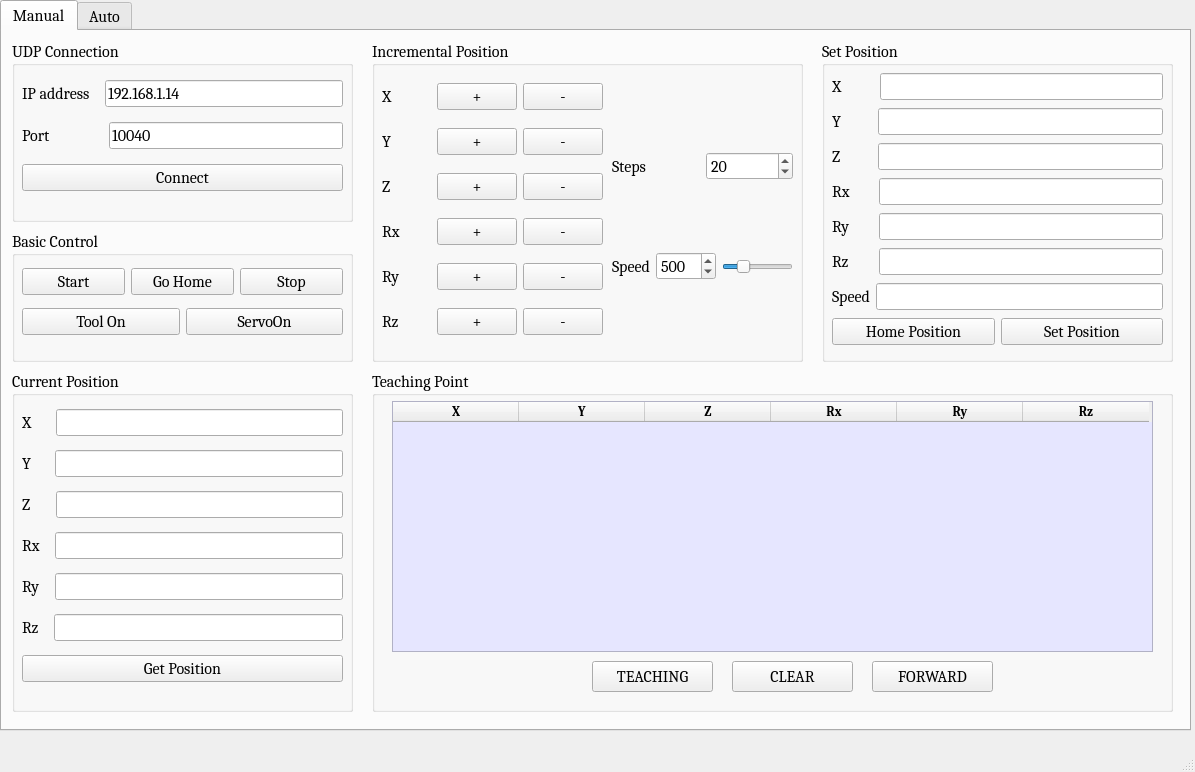
quangdungluong/YaskawaRealsenseControl, file main.ui: the form before one commit.
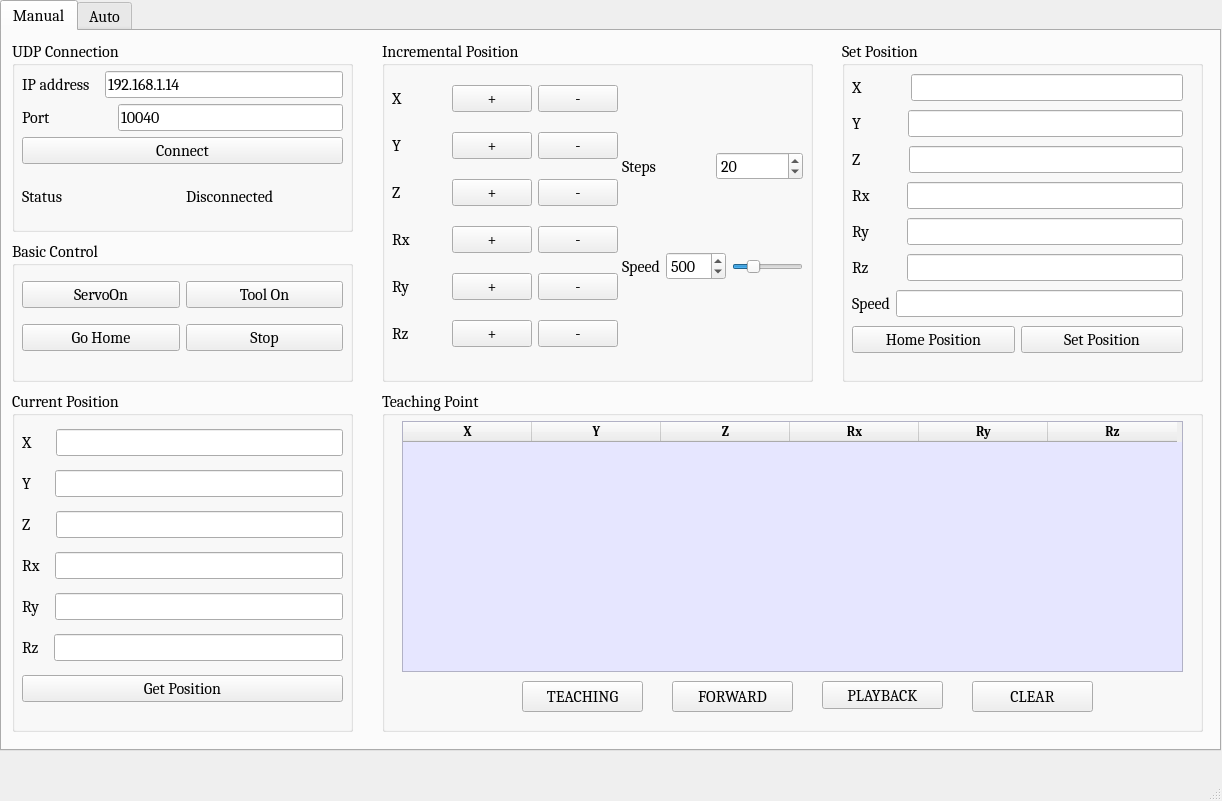
The form after the commit. The open tabs and pages were chosen to show the change. Icons and pictures are not drawn.

Patch:
```diff
--- a/main.ui
+++ b/main.ui
@@ -6,8 +6,8 @@
    <rect>
     <x>0</x>
     <y>0</y>
-    <width>1195</width>
-    <height>772</height>
+    <width>1222</width>
+    <height>801</height>
    </rect>
   </property>
   <property name="font">
@@ -25,8 +25,8 @@
      <rect>
       <x>0</x>
       <y>0</y>
-      <width>1191</width>
-      <height>731</height>
+      <width>1221</width>
+      <height>751</height>
      </rect>
     </property>
     <property name="font">
@@ -47,10 +47,10 @@
      <widget class="QGroupBox" name="groupBox_5">
       <property name="geometry">
        <rect>
-        <x>820</x>
+        <x>840</x>
         <y>10</y>
-        <width>351</width>
-        <height>321</height>
+        <width>361</width>
+        <height>341</height>
        </rect>
       </property>
       <property name="font">
@@ -70,7 +70,7 @@
          <x>10</x>
          <y>30</y>
          <width>331</width>
-         <height>281</height>
+         <height>291</height>
         </rect>
        </property>
        <property name="font">
@@ -85,7 +85,7 @@
         <item>
          <layout class="QHBoxLayout" name="horizontalLayout_11" stretch="0,0">
           <property name="spacing">
-           <number>37</number>
+           <number>48</number>
           </property>
           <property name="sizeConstraint">
            <enum>QLayout::SetDefaultConstraint</enum>
@@ -134,7 +134,7 @@
         <item>
          <layout class="QHBoxLayout" name="horizontalLayout_12" stretch="0,0">
           <property name="spacing">
-           <number>37</number>
+           <number>47</number>
           </property>
           <property name="sizeConstraint">
            <enum>QLayout::SetDefaultConstraint</enum>
@@ -183,7 +183,7 @@
         <item>
          <layout class="QHBoxLayout" name="horizontalLayout_13" stretch="0,0">
           <property name="spacing">
-           <number>37</number>
+           <number>48</number>
           </property>
           <property name="sizeConstraint">
            <enum>QLayout::SetDefaultConstraint</enum>
@@ -232,7 +232,7 @@
         <item>
          <layout class="QHBoxLayout" name="horizontalLayout_14" stretch="0,0">
           <property name="spacing">
-           <number>29</number>
+           <number>37</number>
           </property>
           <property name="sizeConstraint">
            <enum>QLayout::SetDefaultConstraint</enum>
@@ -281,7 +281,7 @@
         <item>
          <layout class="QHBoxLayout" name="horizontalLayout_15" stretch="0,0">
           <property name="spacing">
-           <number>29</number>
+           <number>37</number>
           </property>
           <property name="sizeConstraint">
            <enum>QLayout::SetDefaultConstraint</enum>
@@ -330,7 +330,7 @@
         <item>
          <layout class="QHBoxLayout" name="horizontalLayout_16" stretch="0,0">
           <property name="spacing">
-           <number>30</number>
+           <number>38</number>
           </property>
           <property name="sizeConstraint">
            <enum>QLayout::SetDefaultConstraint</enum>
@@ -447,10 +447,10 @@
      <widget class="QGroupBox" name="groupBox_6">
       <property name="geometry">
        <rect>
-        <x>370</x>
+        <x>380</x>
         <y>10</y>
         <width>431</width>
-        <height>321</height>
+        <height>341</height>
        </rect>
       </property>
       <property name="font">
@@ -469,8 +469,8 @@
         <rect>
          <x>10</x>
          <y>30</y>
-         <width>221</width>
-         <height>281</height>
+         <width>226</width>
+         <height>291</height>
         </rect>
        </property>
        <property name="font">
@@ -907,7 +907,7 @@
       <property name="geometry">
        <rect>
         <x>10</x>
-        <y>340</y>
+        <y>360</y>
         <width>341</width>
         <height>341</height>
        </rect>
@@ -1256,9 +1256,9 @@
       <property name="geometry">
        <rect>
         <x>10</x>
-        <y>200</y>
+        <y>210</y>
         <width>341</width>
-        <height>131</height>
+        <height>141</height>
        </rect>
       </property>
       <property name="font">
@@ -1278,7 +1278,7 @@
          <x>10</x>
          <y>30</y>
          <width>321</width>
-         <height>81</height>
+         <height>91</height>
         </rect>
        </property>
        <property name="font">
@@ -1287,22 +1287,39 @@
         </font>
        </property>
        <layout class="QVBoxLayout" name="verticalLayout_5">
+        <item>
+         <layout class="QHBoxLayout" name="horizontalLayout_26">
+          <item>
+           <widget class="QPushButton" name="servoOn_btn">
+            <property name="font">
+             <font>
+              <family>Cambria</family>
+              <pointsize>12</pointsize>
+              <weight>50</weight>
+              <bold>false</bold>
+             </font>
+            </property>
+            <property name="text">
+             <string>ServoOn</string>
+            </property>
+           </widget>
+          </item>
+          <item>
+           <widget class="QPushButton" name="toolOn_btn">
+            <property name="font">
+             <font>
+              <pointsize>12</pointsize>
+             </font>
+            </property>
+            <property name="text">
+             <string>Tool On</string>
+            </property>
+           </widget>
+          </item>
+         </layout>
+        </item>
         <item>
          <layout class="QHBoxLayout" name="horizontalLayout">
-          <item>
-           <widget class="QPushButton" name="start_btn">
-            <property name="font">
-             <font>
-              <pointsize>12</pointsize>
-              <weight>50</weight>
-              <bold>false</bold>
-             </font>
-            </property>
-            <property name="text">
-             <string>Start</string>
-            </property>
-           </widget>
-          </item>
           <item>
            <widget class="QPushButton" name="home_btn">
             <property name="font">
@@ -1335,37 +1352,6 @@
           </item>
          </layout>
         </item>
-        <item>
-         <layout class="QHBoxLayout" name="horizontalLayout_26">
-          <item>
-           <widget class="QPushButton" name="toolOn_btn">
-            <property name="font">
-             <font>
-              <pointsize>12</pointsize>
-             </font>
-            </property>
-            <property name="text">
-             <string>Tool On</string>
-            </property>
-           </widget>
-          </item>
-          <item>
-           <widget class="QPushButton" name="servoOn_btn">
-            <property name="font">
-             <font>
-              <family>Cambria</family>
-              <pointsize>12</pointsize>
-              <weight>50</weight>
-              <bold>false</bold>
-             </font>
-            </property>
-            <property name="text">
-             <string>ServoOn</string>
-            </property>
-           </widget>
-          </item>
-         </layout>
-        </item>
        </layout>
       </widget>
      </widget>
@@ -1375,7 +1361,7 @@
         <x>10</x>
         <y>10</y>
         <width>341</width>
-        <height>181</height>
+        <height>191</height>
        </rect>
       </property>
       <property name="font">
@@ -1395,7 +1381,7 @@
          <x>10</x>
          <y>30</y>
          <width>321</width>
-         <height>131</height>
+         <height>151</height>
         </rect>
        </property>
        <property name="font">
@@ -1459,7 +1445,7 @@
         <item>
          <layout class="QHBoxLayout" name="horizontalLayout_3">
           <property name="spacing">
-           <number>58</number>
+           <number>67</number>
           </property>
           <item>
            <widget class="QLabel" name="port_label">
@@ -1514,15 +1500,33 @@
           </property>
          </widget>
         </item>
+        <item>
+         <layout class="QHBoxLayout" name="horizontalLayout_4">
+          <item>
+           <widget class="QLabel" name="label_14">
+            <property name="text">
+             <string>Status</string>
+            </property>
+           </widget>
+          </item>
+          <item>
+           <widget class="QLabel" name="status_label">
+            <property name="text">
+             <string>Disconnected</string>
+            </property>
+           </widget>
+          </item>
+         </layout>
+        </item>
        </layout>
       </widget>
      </widget>
      <widget class="QGroupBox" name="groupBox_8">
       <property name="geometry">
        <rect>
-        <x>370</x>
-        <y>340</y>
-        <width>801</width>
+        <x>380</x>
+        <y>360</y>
+        <width>821</width>
         <height>341</height>
        </rect>
       </property>
@@ -1541,7 +1545,7 @@
         <rect>
          <x>20</x>
          <y>30</y>
-         <width>761</width>
+         <width>781</width>
          <height>251</height>
         </rect>
        </property>
@@ -1587,7 +1591,7 @@
         <bool>false</bool>
        </attribute>
        <attribute name="horizontalHeaderDefaultSectionSize">
-        <number>126</number>
+        <number>129</number>
        </attribute>
        <column>
         <property name="text">
@@ -1678,7 +1682,7 @@
       <widget class="QPushButton" name="btnTeaching">
        <property name="geometry">
         <rect>
-         <x>220</x>
+         <x>140</x>
          <y>290</y>
          <width>121</width>
          <height>31</height>
@@ -1698,7 +1702,7 @@
       <widget class="QPushButton" name="btnClearData">
        <property name="geometry">
         <rect>
-         <x>360</x>
+         <x>590</x>
          <y>290</y>
          <width>121</width>
          <height>31</height>
@@ -1718,7 +1722,7 @@
       <widget class="QPushButton" name="btnForward">
        <property name="geometry">
         <rect>
-         <x>500</x>
+         <x>290</x>
          <y>290</y>
          <width>121</width>
          <height>31</height>
@@ -1735,6 +1739,19 @@
         <string>FORWARD</string>
        </property>
       </widget>
+      <widget class="QPushButton" name="btnPlayback">
+       <property name="geometry">
+        <rect>
+         <x>440</x>
+         <y>290</y>
+         <width>121</width>
+         <height>28</height>
+        </rect>
+       </property>
+       <property name="text">
+        <string>PLAYBACK</string>
+       </property>
+      </widget>
      </widget>
     </widget>
     <widget class="QWidget" name="autoTab">
```
Left out of the diff: 61 changed lines with no effect on the pictures.
